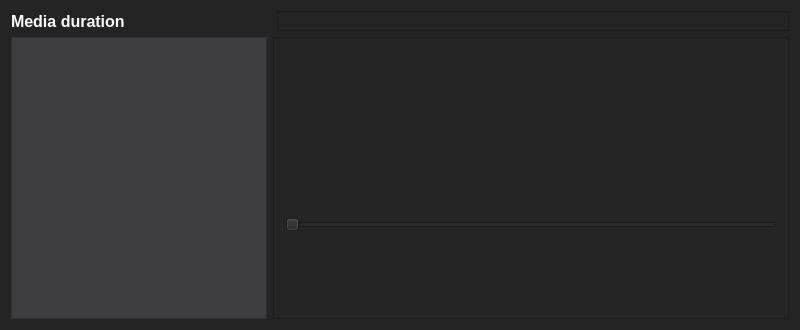
Old version of the form VideoEditor/TimeLine.ui in the repository zeneksashy/VideoEditor.
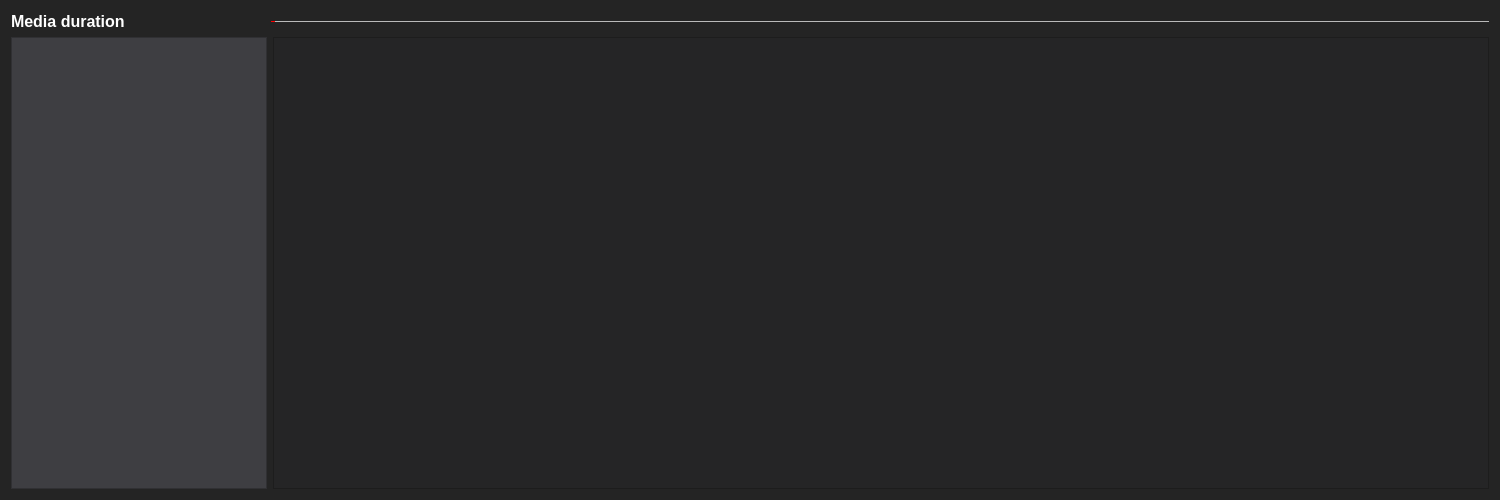
New version of the form.

Commit message: Add line to time line

Patch:
```diff
--- a/VideoEditor/TimeLine.ui
+++ b/VideoEditor/TimeLine.ui
@@ -6,13 +6,13 @@
    <rect>
     <x>0</x>
     <y>0</y>
-    <width>800</width>
-    <height>330</height>
+    <width>1500</width>
+    <height>500</height>
    </rect>
   </property>
   <property name="minimumSize">
    <size>
-    <width>800</width>
+    <width>1500</width>
     <height>200</height>
    </size>
   </property>
@@ -32,8 +32,8 @@
 }
 </string>
   </property>
-  <layout class="QVBoxLayout" name="verticalLayout">
-   <item>
+  <layout class="QGridLayout" name="gridLayout">
+   <item row="0" column="0">
     <layout class="QHBoxLayout" name="horizontalLayout_2">
      <item>
       <widget class="QLabel" name="timeLabel">
@@ -74,35 +74,55 @@
         <enum>Qt::Horizontal</enum>
        </property>
        <property name="sizeType">
-        <enum>QSizePolicy::Preferred</enum>
+        <enum>QSizePolicy::Maximum</enum>
        </property>
        <property name="sizeHint" stdset="0">
         <size>
-         <width>146</width>
+         <width>140</width>
          <height>20</height>
         </size>
        </property>
       </spacer>
      </item>
      <item>
-      <widget class="QFrame" name="frame">
+      <widget class="QSlider" name="horizontalSlider">
        <property name="sizePolicy">
-        <sizepolicy hsizetype="Expanding" vsizetype="Preferred">
+        <sizepolicy hsizetype="Preferred" vsizetype="Preferred">
          <horstretch>0</horstretch>
          <verstretch>0</verstretch>
         </sizepolicy>
        </property>
-       <property name="frameShape">
-        <enum>QFrame::StyledPanel</enum>
+       <property name="styleSheet">
+        <string notr="true">QSlider::groove:horizontal {
+
+    height: 1px; /* the groove expands to the size of the slider by default. by giving it a height, it has a fixed size */
+    background: qlineargradient(x1:0, y1:0, x2:0, y2:1, stop:0 #B1B1B1, stop:1 #c4c4c4);
+    margin: 2px 0;
+}
+QSlider::handle:horizontal {
+    background: rgb(255, 170, 0);
+    width:2px;
+	height: 15px;
+	border:1px solid red;
+}</string>
        </property>
-       <property name="frameShadow">
-        <enum>QFrame::Raised</enum>
+       <property name="maximum">
+        <number>200</number>
+       </property>
+       <property name="orientation">
+        <enum>Qt::Horizontal</enum>
+       </property>
+       <property name="tickPosition">
+        <enum>QSlider::TicksAbove</enum>
+       </property>
+       <property name="tickInterval">
+        <number>5</number>
        </property>
       </widget>
      </item>
     </layout>
    </item>
-   <item>
+   <item row="1" column="0">
     <layout class="QHBoxLayout" name="horizontalLayout">
      <item>
       <widget class="QListWidget" name="sourcesList">
@@ -193,6 +213,12 @@
          <verstretch>0</verstretch>
         </sizepolicy>
        </property>
+       <property name="minimumSize">
+        <size>
+         <width>1000</width>
+         <height>400</height>
+        </size>
+       </property>
        <property name="styleSheet">
         <string notr="true">QScrollArea
 {
@@ -279,10 +305,16 @@
          <rect>
           <x>0</x>
           <y>0</y>
-          <width>516</width>
-          <height>280</height>
+          <width>1216</width>
+          <height>443</height>
          </rect>
         </property>
+        <property name="minimumSize">
+         <size>
+          <width>0</width>
+          <height>400</height>
+         </size>
+        </property>
         <property name="styleSheet">
          <string notr="true">QWidget
 {
@@ -295,25 +327,9 @@
 }</string>
         </property>
         <layout class="QVBoxLayout" name="verticalLayout_2">
-         <item>
-          <widget class="QSlider" name="horizontalSlider">
-           <property name="styleSheet">
-            <string notr="true">QSlider::groove:horizontal {
-
-    height: 0px; /* the groove expands to the size of the slider by default. by giving it a height, it has a fixed size */
-    background: qlineargradient(x1:0, y1:0, x2:0, y2:1, stop:0 #B1B1B1, stop:1 #c4c4c4);
-    margin: 2px 0;
-}
-QSlider::handle:horizontal {
-    background: rgb(255, 170, 0);
-    width:15px;
-}</string>
-           </property>
-           <property name="orientation">
-            <enum>Qt::Horizontal</enum>
-           </property>
-          </widget>
-         </item>
+         <property name="leftMargin">
+          <number>5</number>
+         </property>
          <item>
           <layout class="QVBoxLayout" name="timeline">
            <property name="spacing">
@@ -327,13 +343,6 @@
            </property>
           </layout>
          </item>
-         <item>
-          <widget class="QSlider" name="horizontalSlider_2">
-           <property name="orientation">
-            <enum>Qt::Horizontal</enum>
-           </property>
-          </widget>
-         </item>
         </layout>
        </widget>
       </widget>
```
The commit also changes 8 other files.
